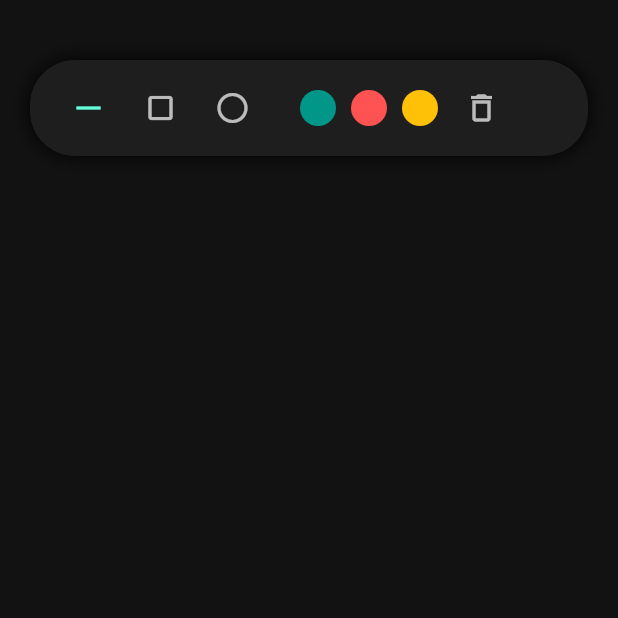
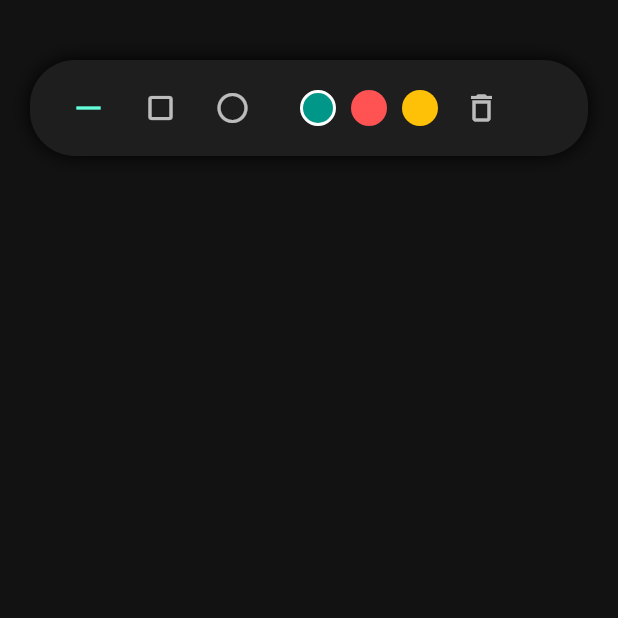
Before and after one commit to thanhdatttt/Drawix, a Flutter app: the screen it shows after launch, on a phone screen of 412 x 824 dp, the top half of it. Run offline on Flutter 3.47's test engine with Material 3 defaults, Android fonts, the phone set to English and light mode, and no system bars.

Commit message:
fix bug in ui

```diff
--- a/lib/providers/draw_provider.dart
+++ b/lib/providers/draw_provider.dart
@@ -16,7 +16,7 @@ class DrawProvider extends ChangeNotifier {
 
   // default toolbox
   ShapeType _selectedType = ShapeType.line;
-  Color _selectedColor = Colors.black;
+  Color _selectedColor = Colors.teal;
   Color? _selectedFillColor;
   double _strokeWidth = 2.0;
 
--- a/lib/screens/draw_screen.dart
+++ b/lib/screens/draw_screen.dart
@@ -16,17 +16,21 @@ class DrawScreen extends StatelessWidget {
       backgroundColor: const Color(0xFF121212),
       body: Stack(
         children: [
+          Positioned.fill(
+            child:
             // canvas
             GestureDetector(
-            onPanStart: (details) => provider.startDrawing(details.globalPosition),
-            onPanUpdate: (details) => provider.updateDrawing(details.globalPosition),
+              behavior: HitTestBehavior.opaque,
+              onPanStart: (details) => provider.startDrawing(details.localPosition),
+              onPanUpdate: (details) => provider.updateDrawing(details.localPosition),
               onPanEnd: (details) => provider.endDrawing(),
               child: CustomPaint(
+                size: Size.infinite,
                 painter: DrawPainter(
                   shapes: provider.shapes,
                   currentShape: provider.currentShape
                 ),
-              child: Container(color: Colors.transparent,),
+              ),
             ),
           ),
 
```
Also changed, not shown: 1 other file. Lines whose indentation alone changed are shown as unchanged.
